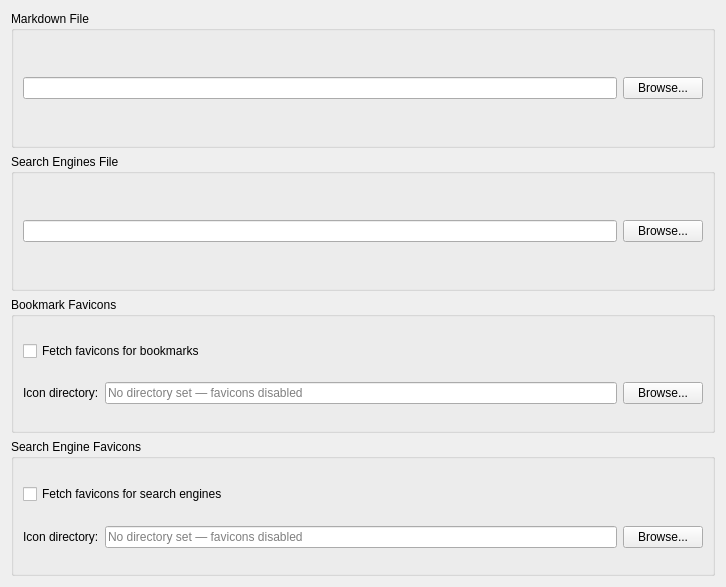
andrewrabert/krunner-markdown-bookmarks, file src/config/markdownbookmarks_config.ui: the form before one commit.
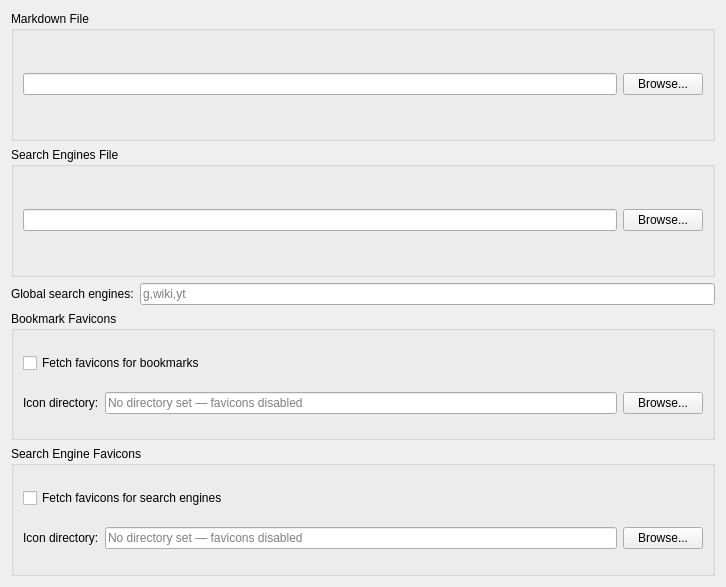
The form after the commit.

Commit message:
Add global search engines that always appear in results
Configurable ordered list of search engine keywords (e.g. g,wiki,yt)
that appear in every non-empty query with low relevance. Skipped when
a bang keyword is detected. Indices are pre-resolved at config load
to avoid hash lookups on the hot path.

Patch:
```diff
--- a/src/config/markdownbookmarks_config.ui
+++ b/src/config/markdownbookmarks_config.ui
@@ -56,6 +56,24 @@
      </layout>
     </widget>
    </item>
+   <item>
+    <layout class="QHBoxLayout" name="globalSearchEnginesLayout">
+     <item>
+      <widget class="QLabel" name="globalSearchEnginesLabel">
+       <property name="text">
+        <string>Global search engines:</string>
+       </property>
+      </widget>
+     </item>
+     <item>
+      <widget class="QLineEdit" name="globalSearchEnginesEdit">
+       <property name="placeholderText">
+        <string>g,wiki,yt</string>
+       </property>
+      </widget>
+     </item>
+    </layout>
+   </item>
    <item>
     <widget class="QGroupBox" name="faviconsGroupBox">
      <property name="title">
```
The commit also changes 4 other files.
